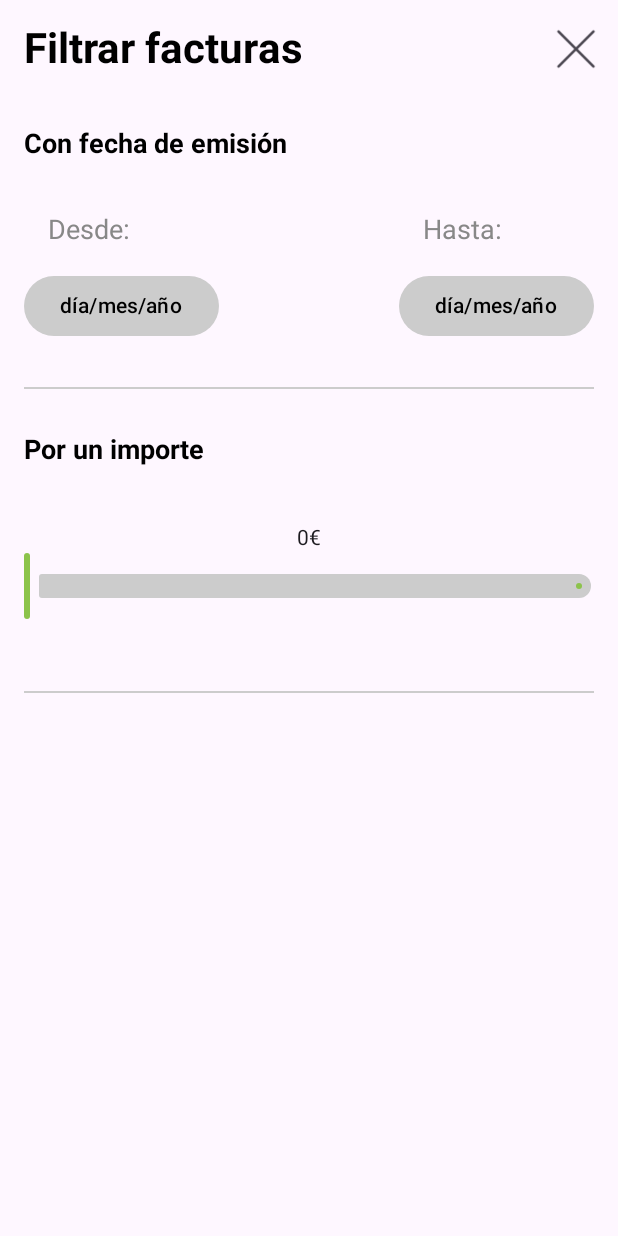
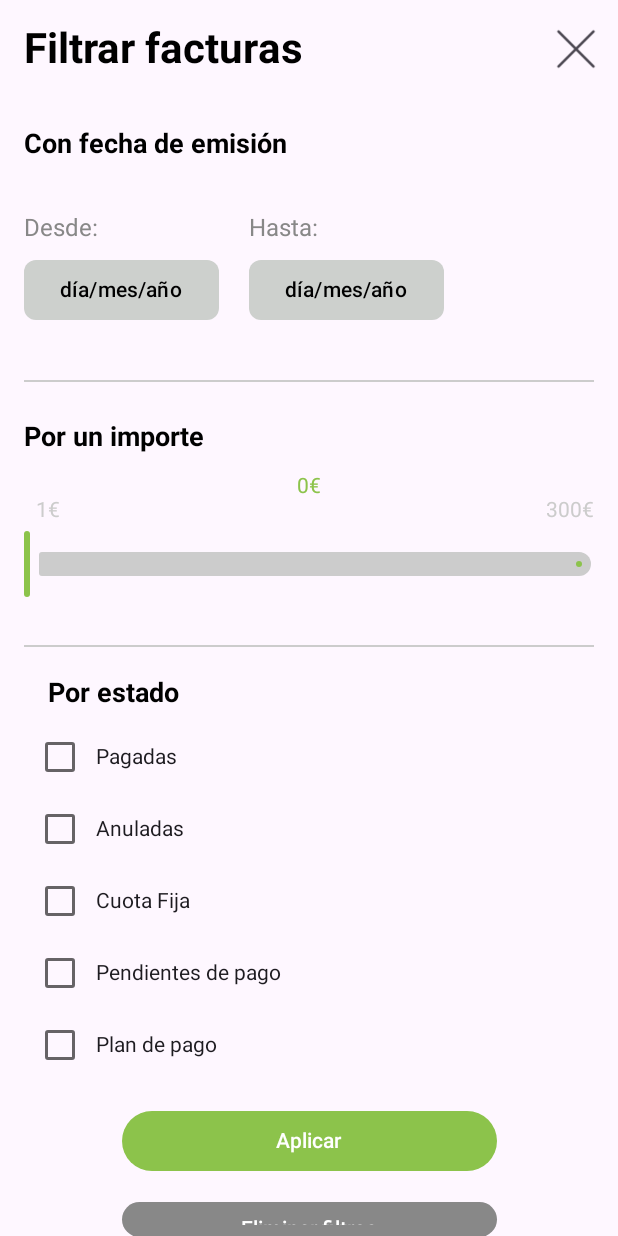
Before and after one commit to RominaLuppi/PracticaRominaLuppi, an Android app built with Jetpack Compose: the FiltrosScreen screen opened through its navigation route, on a phone screen of 412 x 824 dp. Run offline under Robolectric (Android 15) with nearby library versions, the phone set to English and light mode, and no system bars; our stand-ins replace livedata-compose.

Commit message:
Commit 4: Pantalla de filtros finalizada. Falta acción del btn Aplicar

```diff
--- a/core/src/main/java/com/example/core/FacturaViewModel.kt
+++ b/core/src/main/java/com/example/core/FacturaViewModel.kt
@@ -1,12 +1,58 @@
 package com.example.core
 
+import androidx.compose.runtime.getValue
+import androidx.compose.runtime.mutableStateOf
+import androidx.compose.runtime.setValue
 import androidx.lifecycle.LiveData
 import androidx.lifecycle.MutableLiveData
 import androidx.lifecycle.ViewModel
 import com.example.domain.Factura
+import java.util.EnumSet.of
 
 class FacturaViewModel: ViewModel() {
 
     private val _facturas = MutableLiveData<List<Factura>>(emptyList())
     val facturas: LiveData<List<Factura>> get() = _facturas
+
+
+    var fechaDesde by mutableStateOf<Long?>(null)
+        private set
+    var fechaHasta by mutableStateOf<Long?>(null)
+        private set
+
+    var sliderPosition by mutableStateOf(0f)
+        private set
+
+    var checkedState by mutableStateOf(List(5){false})
+        private set
+
+    fun ActualizarFechaDesde(date: Long?){
+        fechaDesde = date
+    }
+    fun ActualizarFechaHasta(date: Long?){
+        fechaHasta = date
+    }
+
+    fun SelectorImporte(value: Float){
+        sliderPosition = value
+    }
+
+    fun SelectorEstado(index: Int, value: Boolean){
+        checkedState = checkedState.toMutableList().apply { this[index] = value }
+
+    }
+    fun ResetearFechas(){
+        fechaDesde = null
+        fechaHasta = null
+    }
+
+    fun ResetearSlider(){
+        sliderPosition = 0f
+    }
+
+    fun ResetearCheckBox(){
+        checkedState = List(5) {false}
+
+    }
+
 }
--- a/core/src/main/java/com/example/core/FiltroScreen.kt
+++ b/core/src/main/java/com/example/core/FiltroScreen.kt
@@ -11,6 +11,8 @@ import androidx.compose.foundation.layout.fillMaxWidth
 import androidx.compose.foundation.layout.height
 import androidx.compose.foundation.layout.padding
 import androidx.compose.foundation.layout.width
+import androidx.compose.foundation.shape.RoundedCornerShape
+import androidx.compose.material.Checkbox
 import androidx.compose.material.Divider
 import androidx.compose.material3.*
 import androidx.compose.runtime.*
@@ -23,6 +25,7 @@ import androidx.compose.ui.res.stringResource
 import androidx.compose.ui.text.font.FontWeight
 import androidx.compose.ui.unit.dp
 import androidx.compose.ui.unit.sp
+import androidx.lifecycle.viewmodel.compose.viewModel
 import androidx.navigation.NavController
 import java.text.SimpleDateFormat
 import java.util.*
@@ -77,34 +80,32 @@ fun FiltrosScreen(
             Row(
                 modifier = Modifier
                     .fillMaxWidth()
-                    .padding(horizontal = 16.dp),
-                horizontalArrangement = Arrangement.SpaceBetween
+                    .padding(16.dp),
+                horizontalArrangement = Arrangement.Start
             )
             {
-                Column {
+                Column(modifier = Modifier.padding(end = 20.dp)) {
                     Text(
                         text = stringResource(R.string.fecha_desde),
-                        modifier = Modifier.padding(16.dp),
+                        modifier = Modifier.padding(bottom = 8.dp),
                         color = Color.Gray,
-                        fontSize = 18.sp
+                        fontSize = 16.sp
                     )
-                    CalendarioFechas()
+                    CalendFechaDesde()
                 }
-                Spacer(modifier = Modifier.width(16.dp))
 
-                Column {
+                Column() {
                     Text(
                         text = stringResource(R.string.fecha_hasta),
-                        modifier = Modifier.padding(16.dp),
+                        modifier = Modifier.padding(bottom = 8.dp),
                         color = Color.Gray,
-                        fontSize = 18.sp
+                        fontSize = 16.sp
                     )
-                    CalendarioFechas()
+                    CalendFechaHasta()
                 }
-
             }
             Divider(
-                modifier = Modifier.padding(start = 16.dp, top = 30.dp, end = 16.dp),
+                modifier = Modifier.padding(start = 16.dp, top = 20.dp, end = 16.dp),
                 color = Color.LightGray,
                 thickness = 1.dp,
                 startIndent = 0.dp
@@ -113,16 +114,14 @@ fun FiltrosScreen(
             Spacer(modifier = Modifier.width(16.dp))
 
             Text(
-                text = stringResource(R.string.text_filtos),
-                modifier = Modifier.padding(top = 30.dp, start = 16.dp, bottom = 24.dp),
+                text = stringResource(R.string.text_por_importe),
+                modifier = Modifier.padding(top = 26.dp, start = 16.dp, bottom = 6.dp),
                 color = Color.Black,
                 fontSize = 18.sp,
                 fontWeight = FontWeight.Bold
             )
 
-            Slider(
-                importeMax = 25.90f
-            )
+            SeleccionarImporte(importeMax = 300.0f)
 
             Divider(
                 modifier = Modifier.padding(start = 16.dp, top = 30.dp, end = 16.dp),
@@ -130,48 +129,168 @@ fun FiltrosScreen(
                 thickness = 1.dp,
                 startIndent = 0.dp
             )
+            SeleccionarEstado()
+
+            Column(
+                modifier = Modifier.fillMaxWidth()
+                    .padding(top = 16.dp),
+                horizontalAlignment = Alignment.CenterHorizontally
+            ) {
+                AplicarFiltros()
+                EliminarFiltros()
+            }
 
         }
+            }
 
+}
 
-    }
-    Row {
-
+@Composable
+fun AplicarFiltros() {
+    Button(
+        modifier = Modifier.width(250.dp)
+            .padding(bottom = 16.dp),
+        onClick = {
+            TODO()
+        },
+        colors = ButtonDefaults.buttonColors(colorResource(R.color.screen_fact_color))
+    ) {
+        Text(
+            text = stringResource(R.string.btn_aplicar),
+            color = Color.White
+        )
     }
 }
 
 @Composable
-fun CalendarioFechas(modifier: Modifier = Modifier) {
-    var selectedDate by remember { mutableStateOf<Long?>(null) }
+fun EliminarFiltros(viewModel: FacturaViewModel = viewModel()) {
+    Button(
+        modifier = Modifier.width(250.dp),
+        onClick = {
+            viewModel.ResetearFechas()
+            viewModel.ResetearSlider()
+            viewModel.ResetearCheckBox()
+        },
+        colors = ButtonDefaults.buttonColors(Color.Gray)
+    ) {
+        Text(
+            text = stringResource(R.string.btn_eliminar_filtros),
+            color = Color.White
+        )
+    }
+
+}
+
+@Composable
+fun SeleccionarEstado(viewModel: FacturaViewModel = viewModel()) {
+    val checkedState = viewModel.checkedState
+    val label = listOf(
+        stringResource(R.string.pagadas),
+        stringResource(R.string.anuladas),
+        stringResource(R.string.cuota_fija),
+        stringResource(R.string.pendientes),
+        stringResource(R.string.plan_pago)
+    )
+    Column(
+        modifier = Modifier
+            .fillMaxWidth()
+            .padding(top = 12.dp, end = 16.dp, start = 16.dp)
+    ) {
+
+        Text(
+            text = stringResource(R.string.text_por_estado),
+            modifier = Modifier.padding(top = 8.dp, start = 16.dp, bottom = 8.dp),
+            color = Color.Black,
+            fontSize = 18.sp,
+            fontWeight = FontWeight.Bold
+        )
+
+        checkedState.forEachIndexed { index, isChecked ->  //se maneja el estado de los checkbox de manera independiente
+
+            Row(
+                modifier = Modifier,
+                verticalAlignment = Alignment.Top,
+                horizontalArrangement = Arrangement.Start
+            )
+            {
+                Checkbox(
+                    checked = isChecked,
+                    onCheckedChange = {
+                        viewModel.SelectorEstado(index, it)
+                    }
+                )
+                Text(
+                    text = label[index],
+                    modifier = Modifier.align(Alignment.CenterVertically)
+                )
+            }
+        }
+    }
+}
+@Composable
+fun CalendFechaDesde(viewModel: FacturaViewModel = viewModel()){
+    val selectedDate = viewModel.fechaDesde
     var showDate by remember { mutableStateOf(false) }
-    //var showDateHasta by remember { mutableStateOf(false) }
+
+    val formattedDate = selectedDate?.let {
+        val date = Date(it)
+        SimpleDateFormat("dd/MM/yyyy", Locale.getDefault()).format(date)
+    } ?: stringResource(R.string.btn_fecha)
 
     Button(
         onClick = { showDate = true },
         modifier = Modifier,
-        colors = ButtonDefaults.buttonColors(Color.LightGray)
+        colors = ButtonDefaults.buttonColors(colorResource(R.color.btn_fecha_color)),
+        shape = RoundedCornerShape(8.dp)
     ) {
         Text(
-            text = stringResource(R.string.btn_fecha),
+            text = formattedDate,
             color = Color.Black
         )
     }
-//    Button(onClick = {showDateHasta = true }) {
-//        Text(text = stringResource(R.string.btn_fecha))
-//    }
-
     if (showDate) {
         DatePickerModal(
-            onDateSelected = { selectedDate = it },
+            onDateSelected = {
+                viewModel.ActualizarFechaDesde(it)
+            },
             onDismiss = { showDate = false }
         )
     }
-//    if (showDateHasta){
-//        DatePickerModal(
-//            onDateSelected = { selectedDate = it},
-//            onDismiss = { showDateHasta = false}
-//        )
-//    }
+}
+
+@Composable
+fun CalendFechaHasta(
+    modifier: Modifier = Modifier,
+    viewModel: FacturaViewModel = viewModel()
+    ) {
+    val selectedDate = viewModel.fechaHasta
+    var showDate by remember { mutableStateOf(false) }
+
+    val formattedDate = selectedDate?.let {
+        val date = Date(it)
+        SimpleDateFormat("dd/MM/yyyy", Locale.getDefault()).format(date)
+    } ?: stringResource(R.string.btn_fecha)
+
+    Button(
+        onClick = { showDate = true },
+        modifier = Modifier,
+        colors = ButtonDefaults.buttonColors(colorResource(R.color.btn_fecha_color)),
+        shape = RoundedCornerShape(8.dp)
+    ) {
+        Text(
+            text = formattedDate,
+            color = Color.Black
+        )
+    }
+    if (showDate) {
+        DatePickerModal(
+            onDateSelected = {
+                viewModel.ActualizarFechaHasta(it)
+            },
+            onDismiss = { showDate = false }
+        )
+    }
+
 }
 
 @OptIn(ExperimentalMaterial3Api::class)
@@ -194,26 +313,41 @@ fun DatePickerModal(onDateSelected: (Long?) -> Unit, onDismiss: () -> Unit) {
     }
 }
 
-fun convertMillisToDate(millis: Long): String? {
-    val formatter = SimpleDateFormat("MM/dd/yyyy", Locale.getDefault())
-    return formatter.format(Date(millis))
-}
+@Composable
+fun SeleccionarImporte(importeMax: Float,
+                       viewModel: FacturaViewModel = viewModel()) {
 
-@Composable
-fun Slider(importeMax: Float) {
-    var sliderPosition by remember { mutableStateOf(0f) }
-    Column(modifier = Modifier.padding(16.dp)) {
+    val sliderPosition = viewModel.sliderPosition
+    Column(modifier = Modifier.padding(start = 16.dp, end = 16.dp, top = 8.dp))
+    {
 
         Text(
             text = "${sliderPosition.toInt()}€",
-            modifier = Modifier.align(alignment = Alignment.CenterHorizontally)
+            modifier = Modifier
+                .align(alignment = Alignment.CenterHorizontally),
+            color = colorResource(R.color.screen_fact_color)
         )
+        Row(
+            modifier = Modifier.fillMaxWidth(),
+            horizontalArrangement = Arrangement.SpaceBetween
+        ) {
+            Text(
+                text = stringResource(R.string.min_slider),
+                modifier = Modifier.padding(bottom = 4.dp, start = 8.dp),
+                color = Color.LightGray,
+            )
+            Text(
+                text = stringResource(R.string.max_slider),
+                modifier = Modifier.padding(bottom = 4.dp, start = 8.dp),
+                color = Color.LightGray,
+            )
+        }
         Slider(
             value = sliderPosition,
             onValueChange = { range ->
-                sliderPosition = range.toInt().toFloat() },
+                viewModel.SelectorImporte(range.toInt().toFloat())
+            },
             valueRange = 0f..importeMax,
-            //steps = (importeMax - 1).toInt(),
             colors = SliderDefaults.colors(
                 thumbColor = colorResource(R.color.screen_fact_color),   // Color de los "puntos" que se arrastran
                 activeTrackColor = colorResource(R.color.screen_fact_color),  // Color de la línea entre los thumbs
@@ -221,7 +355,5 @@ fun Slider(importeMax: Float) {
             ),
             modifier = Modifier.fillMaxWidth(),
         )
-
-
     }
 }
--- a/core/src/main/res/values/colors.xml
+++ b/core/src/main/res/values/colors.xml
@@ -1,4 +1,5 @@
 <?xml version="1.0" encoding="utf-8"?>
 <resources>
     <color name="screen_fact_color">#8CC34B</color>
+    <color name="btn_fecha_color">#CDD0CD</color>
 </resources>
--- a/core/src/main/res/values/strings.xml
+++ b/core/src/main/res/values/strings.xml
@@ -18,7 +18,17 @@
     <string name="btn_fecha">día/mes/año</string>
     <string name="aceptar">Aceptar</string>
     <string name="cancelar">Cancelar</string>
-    <string name="text_filtos">Por un importe</string>
+    <string name="text_por_importe">Por un importe</string>
+    <string name="min_slider">1€</string>
+    <string name="max_slider">300€</string>
 
+    <string name="text_por_estado">Por estado</string>
+    <string name="pagadas">Pagadas</string>
+    <string name="anuladas">Anuladas</string>
+    <string name="cuota_fija">Cuota Fija</string>
+    <string name="pendientes">Pendientes de pago</string>
+    <string name="plan_pago">Plan de pago</string>
 
+    <string name="btn_aplicar">Aplicar</string>
+    <string name="btn_eliminar_filtros">Eliminar filtros</string>
 </resources>
```
